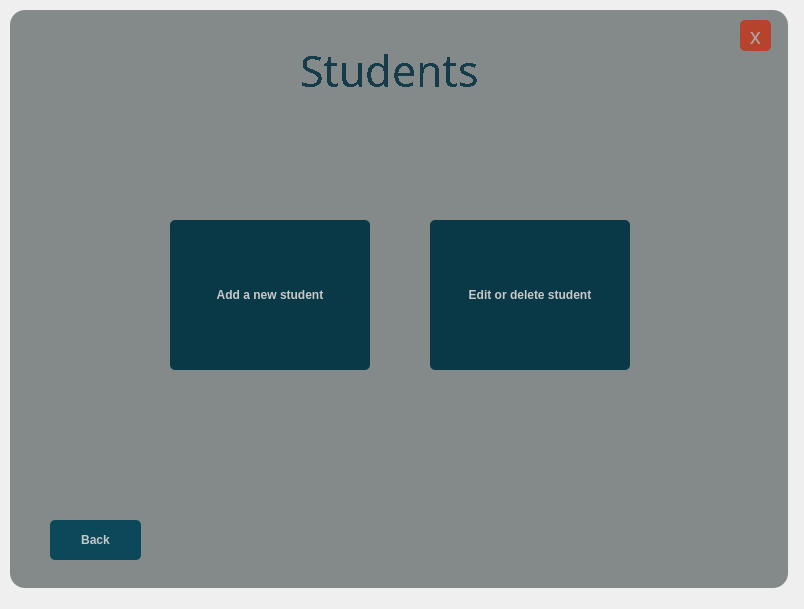
This is UIs/students_1ui.ui in IxBahy/EDU-center-system as Qt 5 draws it before an edit. The edited form follows.
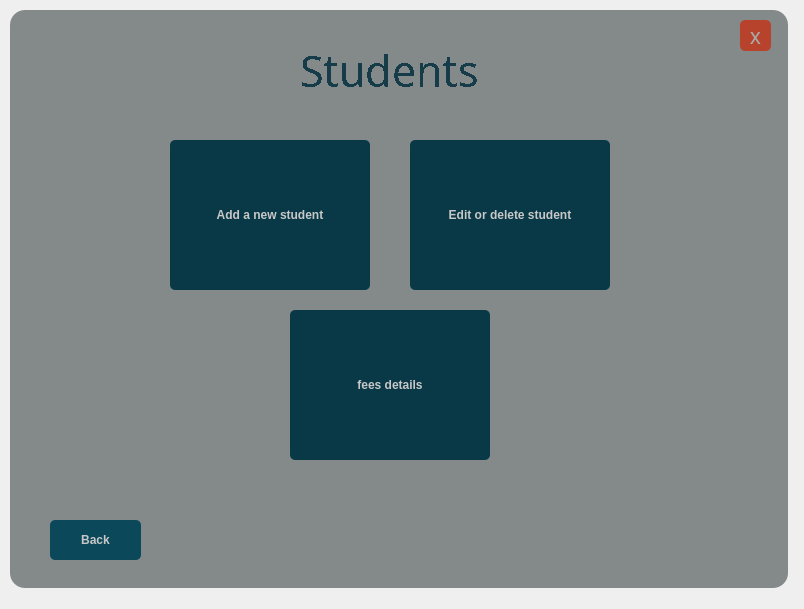
This is the edited form.

Patch:
```diff
--- a/UIs/students_1ui.ui
+++ b/UIs/students_1ui.ui
@@ -129,7 +129,7 @@
      <property name="geometry">
       <rect>
        <x>160</x>
-       <y>210</y>
+       <y>130</y>
        <width>200</width>
        <height>150</height>
       </rect>
@@ -169,8 +169,8 @@
     <widget class="QPushButton" name="edit_studentButton">
      <property name="geometry">
       <rect>
-       <x>420</x>
-       <y>210</y>
+       <x>400</x>
+       <y>130</y>
        <width>200</width>
        <height>150</height>
       </rect>
@@ -262,6 +262,47 @@
       <string>Back</string>
      </property>
     </widget>
+    <widget class="QPushButton" name="fees_detailsButton">
+     <property name="geometry">
+      <rect>
+       <x>280</x>
+       <y>300</y>
+       <width>200</width>
+       <height>150</height>
+      </rect>
+     </property>
+     <property name="font">
+      <font>
+       <pointsize>9</pointsize>
+       <weight>75</weight>
+       <bold>true</bold>
+      </font>
+     </property>
+     <property name="styleSheet">
+      <string notr="true">QPushButton#fees_detailsButton{
+	background-color: rgb(9, 57, 71);
+	border-radius:5px;
+color:rgb(200,200,200);
+}
+QPushButton#fees_detailsButton:hover{	
+	background-color: qlineargradient(spread:pad, x1:0.99, y1:1, x2:0, y2:0, stop:0.119403 rgba(19, 122, 150, 255), stop:0.791045 rgba(37, 44, 38, 255));
+	border-radius:5px;
+color:rgb(170, 170, 170);
+}
+QPushButton#fees_detailsButton:pressed{
+	padding-left:5px;
+padding-top:5px;
+	background-color: qlineargradient(spread:pad, x1:0.99, y1:1, x2:0, y2:0, stop:0.119403 rgba(4, 29, 36, 255), stop:0.791045 rgba(37, 44, 38, 255));
+	border-radius:5px;
+color:rgb(170, 170, 170);
+}
+
+</string>
+     </property>
+     <property name="text">
+      <string>fees details</string>
+     </property>
+    </widget>
    </widget>
   </widget>
  </widget>
```
